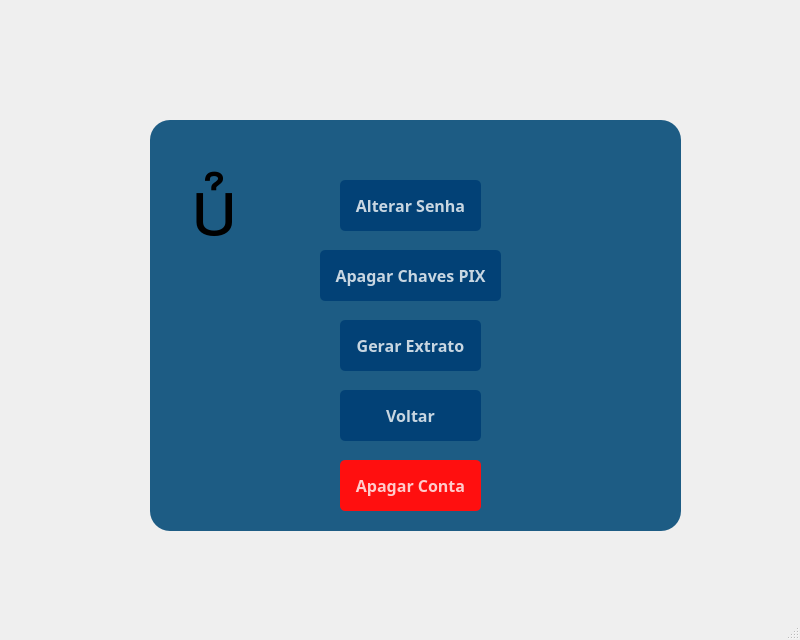
Old version of the form tela_perfil.ui in the repository WesleyKennedyCattaneo/stonks_bank.
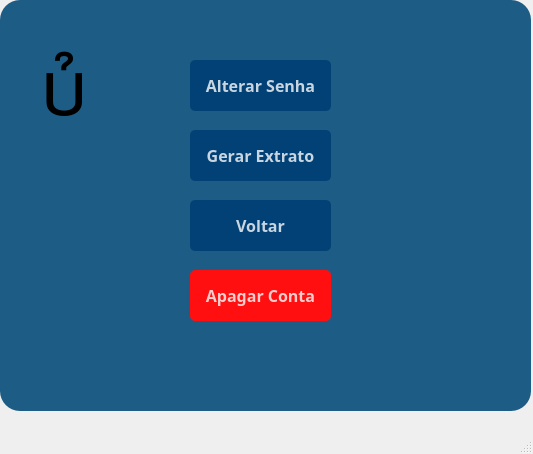
New version of the form.

Patch:
```diff
--- a/tela_perfil.ui
+++ b/tela_perfil.ui
@@ -6,8 +6,8 @@
    <rect>
     <x>0</x>
     <y>0</y>
-    <width>800</width>
-    <height>640</height>
+    <width>533</width>
+    <height>454</height>
    </rect>
   </property>
   <property name="windowTitle">
@@ -17,8 +17,8 @@
    <widget class="QWidget" name="widget" native="true">
     <property name="geometry">
      <rect>
-      <x>150</x>
-      <y>120</y>
+      <x>0</x>
+      <y>0</y>
       <width>531</width>
       <height>411</height>
      </rect>
@@ -65,7 +65,7 @@
      <property name="geometry">
       <rect>
        <x>190</x>
-       <y>340</y>
+       <y>270</y>
        <width>141</width>
        <height>51</height>
       </rect>
@@ -213,51 +213,11 @@
       <string/>
      </property>
     </widget>
-    <widget class="QPushButton" name="deletarpix_botao">
-     <property name="geometry">
-      <rect>
-       <x>170</x>
-       <y>130</y>
-       <width>181</width>
-       <height>51</height>
-      </rect>
-     </property>
-     <property name="font">
-      <font>
-       <family>Arial Black</family>
-       <pointsize>12</pointsize>
-       <weight>75</weight>
-       <bold>true</bold>
-      </font>
-     </property>
-     <property name="styleSheet">
-      <string notr="true">
-QPushButton#deletarpix_botao{
-background-color:rgba(2, 65, 118, 255);
-color:rgba(255, 255, 255, 200);
-border-radius:5px;
-}
-
-QPushButton#deletarpix_botao:pressed{
-padding-left:5px;
-padding-top:5px;
-background-color:qlineargradient(spread:pad, x1:1, y1:1, x2:1, y2:0, stop:0 rgba(66, 199, 255, 100), stop:1 rgba(255, 255, 255, 100));
-}
-
-QPushButton#deletarpix_botao{
-background-color:rgba(2, 65, 118, 255);
-}
-</string>
-     </property>
-     <property name="text">
-      <string>Apagar Chaves PIX</string>
-     </property>
-    </widget>
     <widget class="QPushButton" name="extrato_botao">
      <property name="geometry">
       <rect>
        <x>190</x>
-       <y>200</y>
+       <y>130</y>
        <width>141</width>
        <height>51</height>
       </rect>
@@ -297,7 +257,7 @@
      <property name="geometry">
       <rect>
        <x>190</x>
-       <y>270</y>
+       <y>200</y>
        <width>141</width>
        <height>51</height>
       </rect>
```
Left out of the diff: 2 changed lines with no effect on the pictures.
